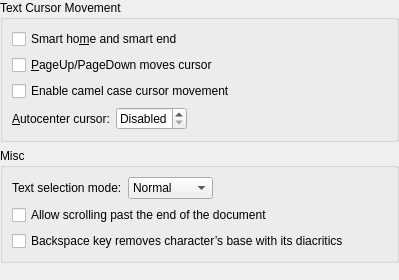
KDE/ktexteditor, file src/dialogs/navigationconfigwidget.ui: the form before one commit.
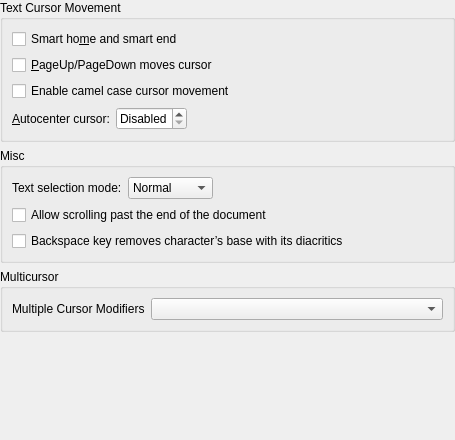
The form after the commit.

Commit message:
Make the multicursor modifier configurable
Allows user to change the default modifier. I have added some predefined
values that can be selected.

Diff of the .ui file:
```diff
--- a/src/dialogs/navigationconfigwidget.ui
+++ b/src/dialogs/navigationconfigwidget.ui
@@ -6,8 +6,8 @@
    <rect>
     <x>0</x>
     <y>0</y>
-    <width>399</width>
-    <height>280</height>
+    <width>455</width>
+    <height>440</height>
    </rect>
   </property>
   <layout class="QVBoxLayout">
@@ -181,6 +181,25 @@
      </layout>
     </widget>
    </item>
+   <item>
+    <widget class="QGroupBox" name="gbMulticursor">
+     <property name="title">
+      <string>Multicursor</string>
+     </property>
+     <layout class="QFormLayout" name="formLayout">
+      <item row="0" column="0">
+       <widget class="QLabel" name="lblMulticursormodifiers">
+        <property name="text">
+         <string>Multiple Cursor Modifiers</string>
+        </property>
+       </widget>
+      </item>
+      <item row="0" column="1">
+       <widget class="QComboBox" name="cmbMultiCursorModifier"/>
+      </item>
+     </layout>
+    </widget>
+   </item>
    <item>
     <spacer>
      <property name="orientation">
```
The commit also changes 5 other files.
